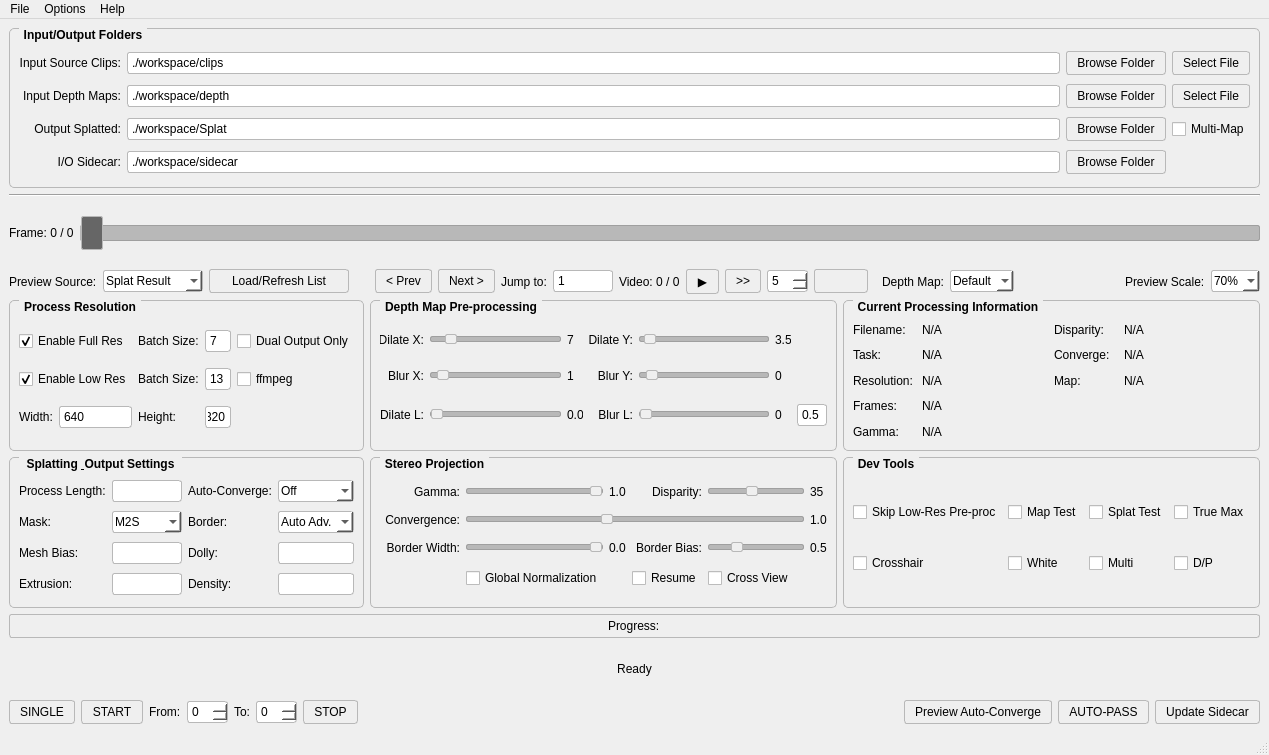
Old version of the form core/ui/splatting.ui in the repository Billynom8/StereoCrafter.
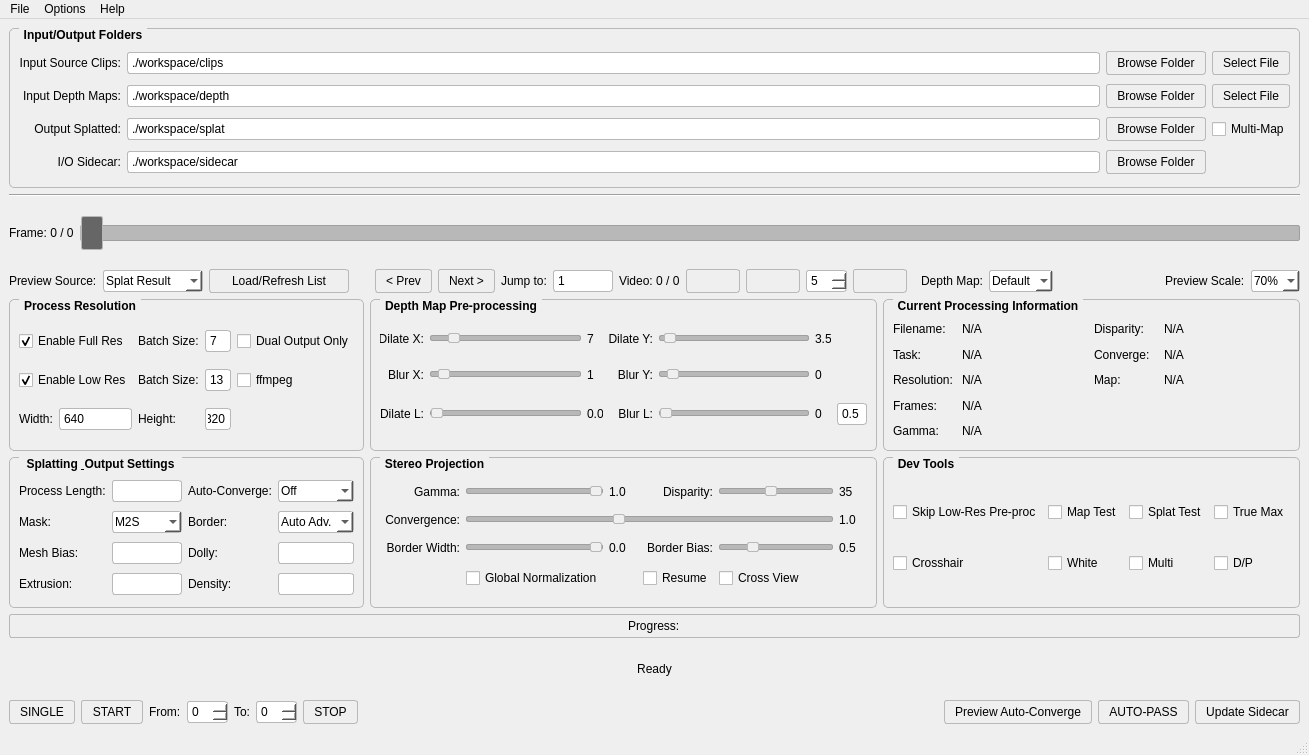
New version of the form. Icons and pictures are not drawn.

Commit message:
splat_qt: add batch process and menu bar items
created encode window

Patch:
```diff
--- a/core/ui/splatting.ui
+++ b/core/ui/splatting.ui
@@ -6,7 +6,7 @@
    <rect>
     <x>0</x>
     <y>0</y>
-    <width>1228</width>
+    <width>1309</width>
     <height>755</height>
    </rect>
   </property>
@@ -166,7 +166,7 @@
          <item row="2" column="1">
           <widget class="QLineEdit" name="lineEdit_output_splatted">
            <property name="text">
-            <string>./workspace/Splat</string>
+            <string>./workspace/splat</string>
            </property>
           </widget>
          </item>
@@ -417,14 +417,20 @@
       <item>
        <widget class="QPushButton" name="pushButton_play">
         <property name="text">
-         <string>▶</string>
+         <string/>
+        </property>
+        <property name="icon">
+         <iconset theme="QIcon::ThemeIcon::MediaPlaybackStart"/>
         </property>
        </widget>
       </item>
       <item>
        <widget class="QPushButton" name="pushButton_fast_forward">
         <property name="text">
-         <string>&gt;&gt;</string>
+         <string/>
+        </property>
+        <property name="icon">
+         <iconset theme="QIcon::ThemeIcon::MediaSeekForward"/>
         </property>
        </widget>
       </item>
@@ -1646,7 +1652,7 @@
     <rect>
      <x>0</x>
      <y>0</y>
-     <width>1228</width>
+     <width>1309</width>
      <height>33</height>
     </rect>
    </property>
```
Left out of the diff: 27 changed lines with no effect on the pictures. The commit also changes 14 other files.
